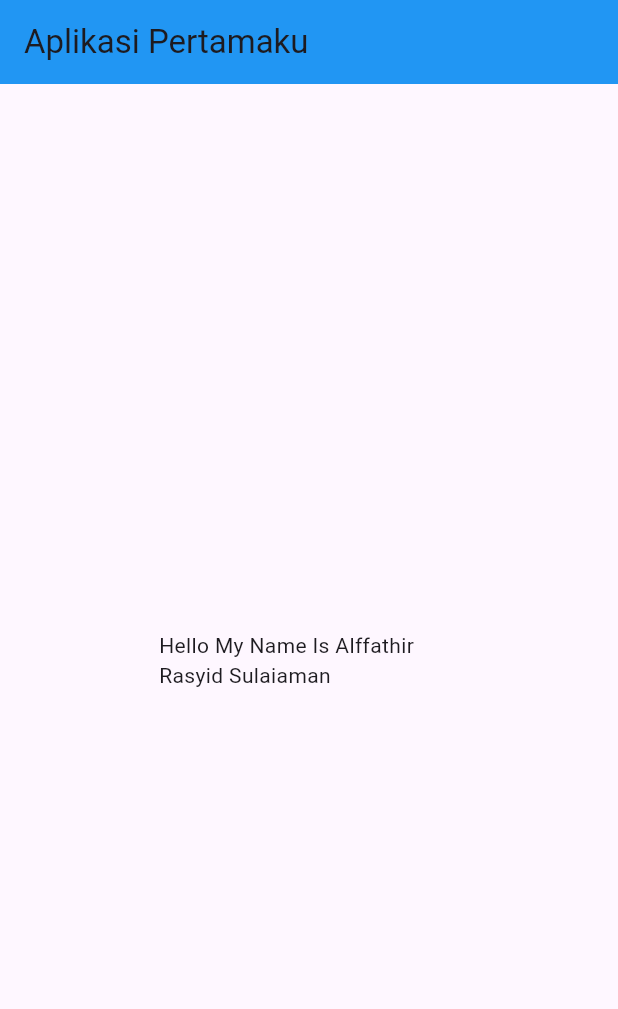
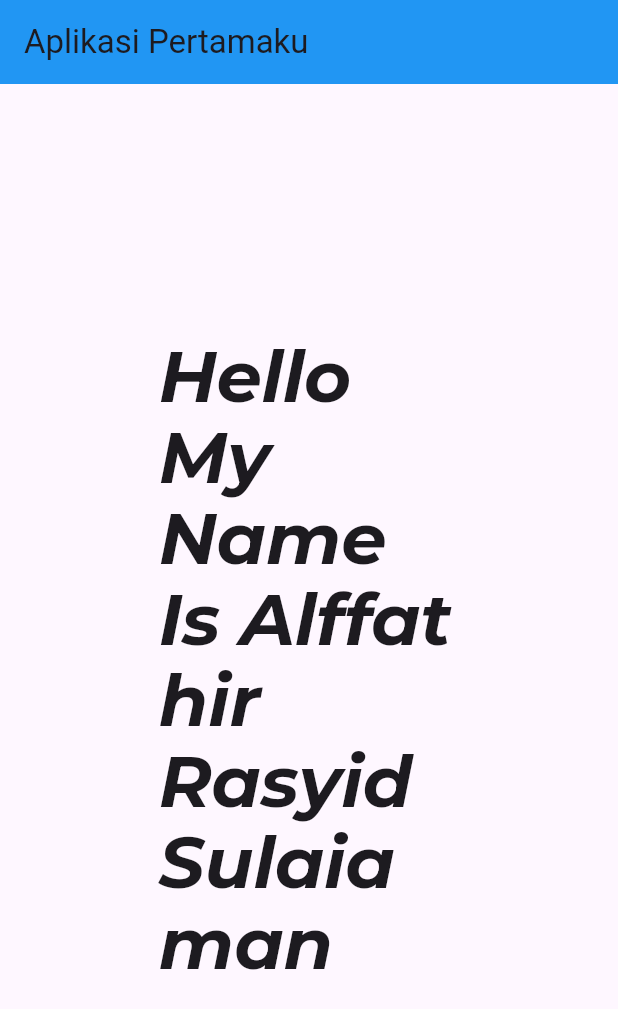
Before and after one commit to exasrin/flutter-app, a Flutter app: the screen it shows after launch, on a phone screen of 412 x 824 dp. Shown: the top 1009 px of the screen. Run offline on Flutter 3.47's test engine with Material 3 defaults, Android fonts, the light colour scheme and no system bars; our stand-ins replace google_fonts.

Commit message:
[ADD] change font style use google font

```diff
--- a/lib/main_page.dart
+++ b/lib/main_page.dart
@@ -1,4 +1,5 @@
 import 'package:flutter/material.dart';
+import 'package:google_fonts/google_fonts.dart';
 
 class MainPage extends StatelessWidget {
   const MainPage({super.key});
@@ -10,11 +11,17 @@ class MainPage extends StatelessWidget {
           title: const Text("Aplikasi Pertamaku"),
           backgroundColor: Colors.blue,
         ),
-        body: const Center(
+        body: Center(
           child: SizedBox(
             width: 200,
             child: Text(
               "Hello My Name Is Alffathir Rasyid Sulaiaman",
+              style: GoogleFonts.montserrat(
+                textStyle: Theme.of(context).textTheme.displayLarge,
+                fontSize: 48,
+                fontWeight: FontWeight.w700,
+                fontStyle: FontStyle.italic,
+              ),
             ),
           ),
         ));
```
